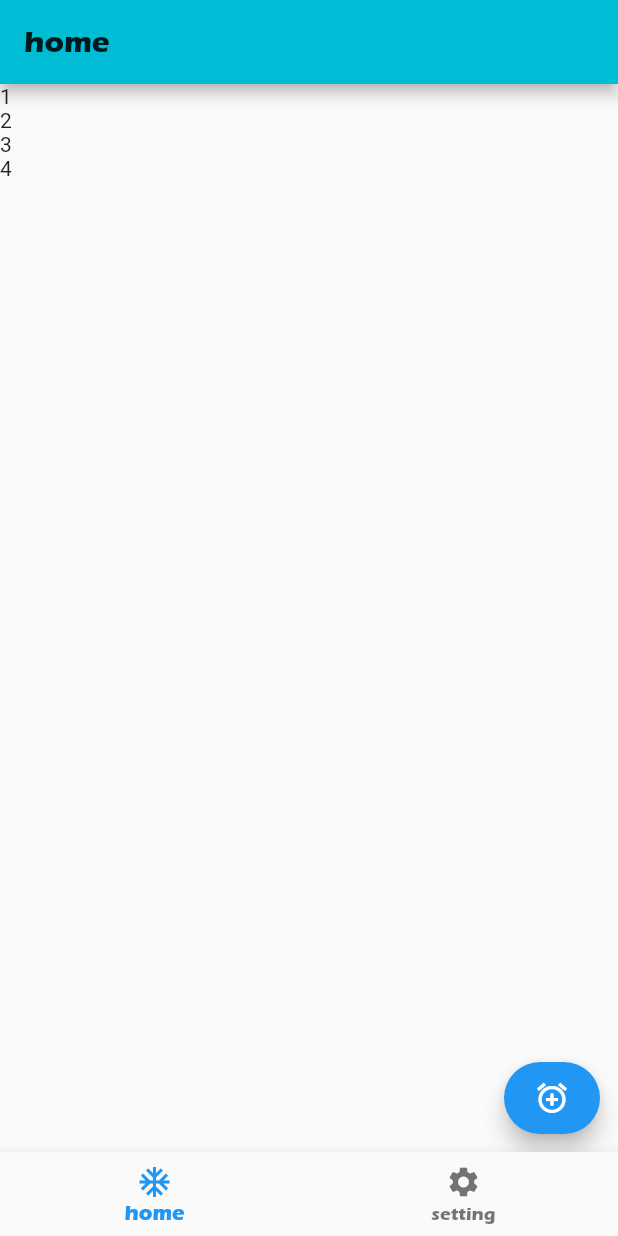
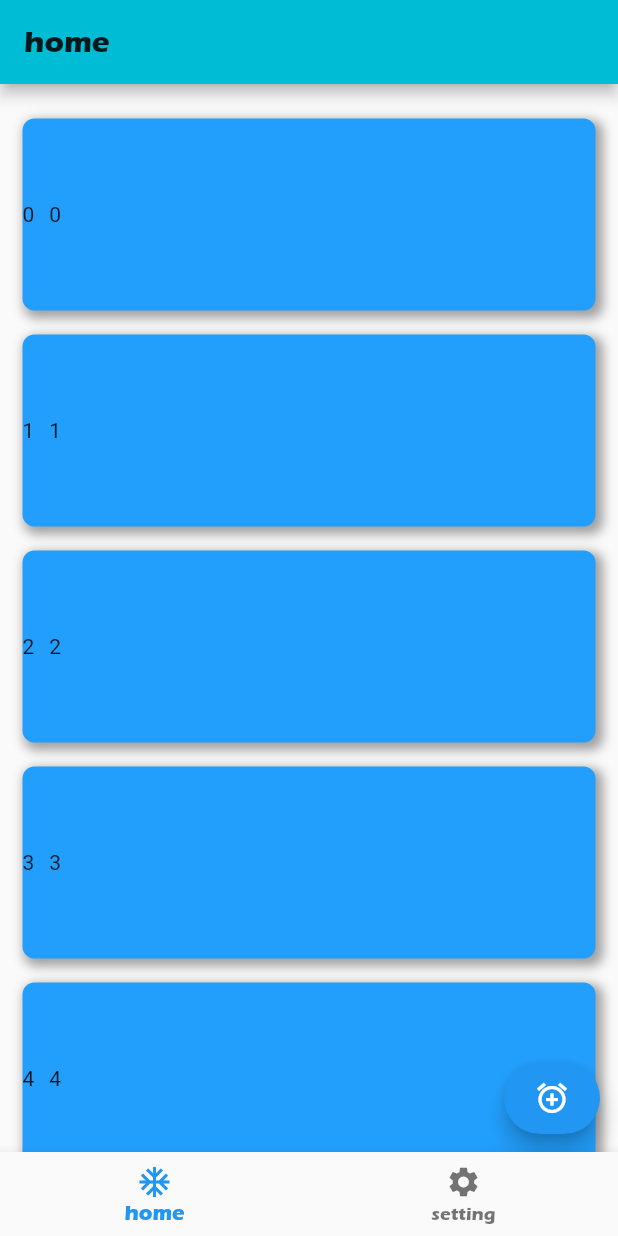
Before and after one commit to semperhhh/zhishu_card, a Flutter app: the screen it shows after launch, on a phone screen of 412 x 824 dp. Run offline on Flutter 3.47's test engine with Material 2 defaults, Android fonts, the phone set to English and light mode, and no system bars; our stand-ins replace flutter_screenutil; Roboto replaces fonts that are missing (PingFangSC).

Commit message:
add ColorUtil

```diff
--- a/lib/Home/HomeViewController.dart
+++ b/lib/Home/HomeViewController.dart
@@ -1,4 +1,5 @@
 import 'package:flutter/material.dart';
+import 'package:zhishu_card_flutter/Tools/ColorUtil.dart';
 import 'package:zhishu_card_flutter/Tools/MainTool.dart';
 
 // 主页
@@ -9,7 +10,7 @@ class HomeViewController extends StatefulWidget {
 
 class _HomeViewControllerState extends State<HomeViewController> {
   // 数据
-  List<String> dataList = ["1", "2", "3", "4"];
+  List<String> dataList = ["1", "2", "3", "4", "5", "6"];
 
   @override
   Widget build(BuildContext context) {
@@ -22,8 +23,9 @@ class _HomeViewControllerState extends State<HomeViewController> {
       ),
       body: Container(
         child: ListView.builder(
+          padding: EdgeInsets.all(15),
           itemBuilder: (context, index) {
-            return Text(dataList[index]);
+            return HomeTableViewCell(name: index.toString());
           },
           itemCount: dataList.length,
         ),
@@ -39,3 +41,46 @@ class _HomeViewControllerState extends State<HomeViewController> {
     );
   }
 }
+
+// cell
+class HomeTableViewCell extends StatefulWidget {
+  final String name;
+  // init
+  HomeTableViewCell({Key key, @required this.name}) : super(key: key);
+  @override
+  _HomeTableViewCellState createState() => _HomeTableViewCellState();
+}
+
+class _HomeTableViewCellState extends State<HomeTableViewCell> {
+  @override
+  void initState() {
+    super.initState();
+  }
+
+  @override
+  Widget build(BuildContext context) {
+    return Container(
+      decoration: BoxDecoration(
+          color: ColorUtil.blue,
+          borderRadius: BorderRadius.circular(8),
+          boxShadow: [
+            BoxShadow(
+                color: Colors.grey,
+                offset: Offset(3, 3),
+                blurRadius: 6,
+                spreadRadius: 2),
+          ]),
+      margin: EdgeInsets.only(top: 8, bottom: 8),
+      height: 128,
+      child: Row(
+        children: [
+          Text(widget.name),
+          SizedBox(
+            width: 10,
+          ),
+          Text(widget.name)
+        ],
+      ),
+    );
+  }
+}
--- /dev/null
+++ b/lib/Tools/ColorUtil.dart
@@ -0,0 +1,29 @@
+import 'dart:math';
+
+import 'package:flutter/material.dart';
+
+class ColorUtil {
+  /// String is in the format "aabbcc" or "ffaabbcc" with an optional leading "#".
+
+  // 自定义颜色
+  static const Color red = Color(0xFFFF4351);
+  static const Color orange = Color(0xFFFEAE1B);
+  static const Color grey = Color(0xFFEEEEEE);
+  static const Color blue = Color(0xFF229ffd);
+  static const Color green = Color(0xFFA5DE37);
+  static const Color purple = Color(0xFF7B72E9);
+
+  // 颜色生成
+  static Color fromHex(String hexString) {
+    final buffer = StringBuffer();
+    if (hexString.length == 6 || hexString.length == 7) buffer.write('ff');
+    buffer.write(hexString.replaceFirst('#', ''));
+    return Color(int.parse(buffer.toString(), radix: 16));
+  }
+
+  // 随机颜色
+  static Color random() {
+    return Color((Random().nextDouble() * 0xFFFFFF).toInt() << 0)
+        .withOpacity(1.0);
+  }
+}
--- a/lib/Tools/MainTool.dart
+++ b/lib/Tools/MainTool.dart
@@ -1,2 +1,4 @@
 // 字体
+import 'package:flutter/material.dart';
+
 final String fontErasBold = "ErasBold-ITC";
```
